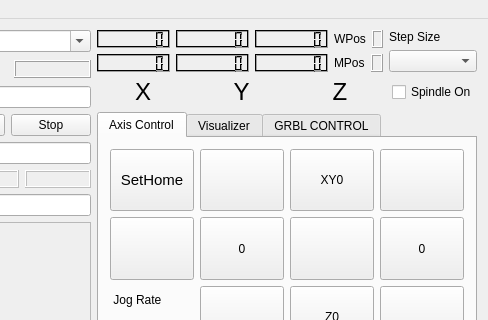
This is mainwindow.ui in ludwigpetrosyan/GrblHoming as Qt 5 draws it before an edit; both pictures show x 272 to 760 and y 0 to 320 of the 760 by 420 pixel window. The edited form follows.
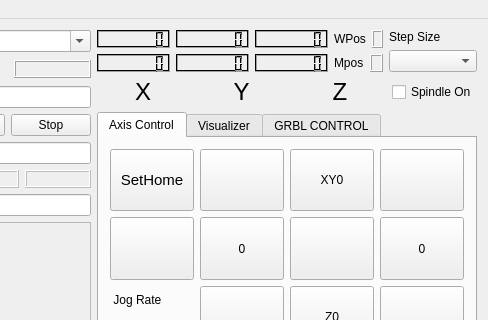
This is the edited form. Icons and pictures are not drawn. Custom widgets are drawn as their Qt base class.

Commit message: WPos and Mpos indicators positions

What changed in the file:
```diff
--- a/mainwindow.ui
+++ b/mainwindow.ui
@@ -318,231 +318,6 @@
        <layout class="QHBoxLayout" name="horizontalLayout_5">
         <item>
          <layout class="QVBoxLayout" name="verticalLayout_3">
-          <item>
-           <layout class="QHBoxLayout" name="horizontalLayout_2">
-            <item>
-             <widget class="QLCDNumber" name="lcdMachNumberX">
-              <property name="sizePolicy">
-               <sizepolicy hsizetype="Preferred" vsizetype="Preferred">
-                <horstretch>0</horstretch>
-                <verstretch>0</verstretch>
-               </sizepolicy>
-              </property>
-              <property name="palette">
-               <palette>
-                <active>
-                 <colorrole role="Light">
-                  <brush brushstyle="SolidPattern">
-                   <color alpha="255">
-                    <red>0</red>
-                    <green>0</green>
-                    <blue>0</blue>
-                   </color>
-                  </brush>
-                 </colorrole>
-                </active>
-                <inactive>
-                 <colorrole role="Light">
-                  <brush brushstyle="SolidPattern">
-                   <color alpha="255">
-                    <red>0</red>
-                    <green>0</green>
-                    <blue>0</blue>
-                   </color>
-                  </brush>
-                 </colorrole>
-                </inactive>
-                <disabled>
-                 <colorrole role="Light">
-                  <brush brushstyle="SolidPattern">
-                   <color alpha="255">
-                    <red>0</red>
-                    <green>0</green>
-                    <blue>0</blue>
-                   </color>
-                  </brush>
-                 </colorrole>
-                </disabled>
-               </palette>
-              </property>
-              <property name="font">
-               <font>
-                <weight>50</weight>
-                <bold>false</bold>
-                <kerning>true</kerning>
-               </font>
-              </property>
-              <property name="smallDecimalPoint">
-               <bool>true</bool>
-              </property>
-              <property name="digitCount">
-               <number>7</number>
-              </property>
-              <property name="segmentStyle">
-               <enum>QLCDNumber::Filled</enum>
-              </property>
-             </widget>
-            </item>
-            <item>
-             <widget class="QLCDNumber" name="lcdMachNumberY">
-              <property name="sizePolicy">
-               <sizepolicy hsizetype="Preferred" vsizetype="Preferred">
-                <horstretch>0</horstretch>
-                <verstretch>0</verstretch>
-               </sizepolicy>
-              </property>
-              <property name="palette">
-               <palette>
-                <active>
-                 <colorrole role="Light">
-                  <brush brushstyle="SolidPattern">
-                   <color alpha="255">
-                    <red>0</red>
-                    <green>0</green>
-                    <blue>0</blue>
-                   </color>
-                  </brush>
-                 </colorrole>
-                </active>
-                <inactive>
-                 <colorrole role="Light">
-                  <brush brushstyle="SolidPattern">
-                   <color alpha="255">
-                    <red>0</red>
-                    <green>0</green>
-                    <blue>0</blue>
-                   </color>
-                  </brush>
-                 </colorrole>
-                </inactive>
-                <disabled>
-                 <colorrole role="Light">
-                  <brush brushstyle="SolidPattern">
-                   <color alpha="255">
-                    <red>0</red>
-                    <green>0</green>
-                    <blue>0</blue>
-                   </color>
-                  </brush>
-                 </colorrole>
-                </disabled>
-               </palette>
-              </property>
-              <property name="font">
-               <font>
-                <weight>50</weight>
-                <bold>false</bold>
-                <kerning>true</kerning>
-               </font>
-              </property>
-              <property name="smallDecimalPoint">
-               <bool>true</bool>
-              </property>
-              <property name="digitCount">
-               <number>7</number>
-              </property>
-              <property name="segmentStyle">
-               <enum>QLCDNumber::Filled</enum>
-              </property>
-             </widget>
-            </item>
-            <item>
-             <widget class="QLCDNumber" name="lcdMachNumberZ">
-              <property name="sizePolicy">
-               <sizepolicy hsizetype="Preferred" vsizetype="Preferred">
-                <horstretch>0</horstretch>
-                <verstretch>0</verstretch>
-               </sizepolicy>
-              </property>
-              <property name="palette">
-               <palette>
-                <active>
-                 <colorrole role="Light">
-                  <brush brushstyle="SolidPattern">
-                   <color alpha="255">
-                    <red>0</red>
-                    <green>0</green>
-                    <blue>0</blue>
-                   </color>
-                  </brush>
-                 </colorrole>
-                </active>
-                <inactive>
-                 <colorrole role="Light">
-                  <brush brushstyle="SolidPattern">
-                   <color alpha="255">
-                    <red>0</red>
-                    <green>0</green>
-                    <blue>0</blue>
-                   </color>
-                  </brush>
-                 </colorrole>
-                </inactive>
-                <disabled>
-                 <colorrole role="Light">
-                  <brush brushstyle="SolidPattern">
-                   <color alpha="255">
-                    <red>0</red>
-                    <green>0</green>
-                    <blue>0</blue>
-                   </color>
-                  </brush>
-                 </colorrole>
-                </disabled>
-               </palette>
-              </property>
-              <property name="font">
-               <font>
-                <weight>50</weight>
-                <bold>false</bold>
-                <kerning>true</kerning>
-               </font>
-              </property>
-              <property name="smallDecimalPoint">
-               <bool>true</bool>
-              </property>
-              <property name="digitCount">
-               <number>7</number>
-              </property>
-              <property name="segmentStyle">
-               <enum>QLCDNumber::Filled</enum>
-              </property>
-             </widget>
-            </item>
-            <item>
-             <widget class="QLabel" name="labelWorkCoord">
-              <property name="sizePolicy">
-               <sizepolicy hsizetype="Fixed" vsizetype="Fixed">
-                <horstretch>0</horstretch>
-                <verstretch>0</verstretch>
-               </sizepolicy>
-              </property>
-              <property name="text">
-               <string>WPos</string>
-              </property>
-             </widget>
-            </item>
-            <item>
-             <widget class="QLabel" name="outputUnitsWork">
-              <property name="sizePolicy">
-               <sizepolicy hsizetype="MinimumExpanding" vsizetype="Fixed">
-                <horstretch>0</horstretch>
-                <verstretch>0</verstretch>
-               </sizepolicy>
-              </property>
-              <property name="frameShape">
-               <enum>QFrame::Box</enum>
-              </property>
-              <property name="frameShadow">
-               <enum>QFrame::Raised</enum>
-              </property>
-              <property name="text">
-               <string/>
-              </property>
-             </widget>
-            </item>
-           </layout>
-          </item>
           <item>
            <layout class="QHBoxLayout" name="horizontalLayout_3">
             <item>
@@ -743,7 +518,7 @@
                </sizepolicy>
               </property>
               <property name="text">
-               <string>MPos</string>
+               <string>WPos</string>
               </property>
              </widget>
             </item>
@@ -768,6 +543,231 @@
             </item>
            </layout>
           </item>
+          <item>
+           <layout class="QHBoxLayout" name="horizontalLayout_2">
+            <item>
+             <widget class="QLCDNumber" name="lcdMachNumberX">
+              <property name="sizePolicy">
+               <sizepolicy hsizetype="Preferred" vsizetype="Preferred">
+                <horstretch>0</horstretch>
+                <verstretch>0</verstretch>
+               </sizepolicy>
+              </property>
+              <property name="palette">
+               <palette>
+                <active>
+                 <colorrole role="Light">
+                  <brush brushstyle="SolidPattern">
+                   <color alpha="255">
+                    <red>0</red>
+                    <green>0</green>
+                    <blue>0</blue>
+                   </color>
+                  </brush>
+                 </colorrole>
+                </active>
+                <inactive>
+                 <colorrole role="Light">
+                  <brush brushstyle="SolidPattern">
+                   <color alpha="255">
+                    <red>0</red>
+                    <green>0</green>
+                    <blue>0</blue>
+                   </color>
+                  </brush>
+                 </colorrole>
+                </inactive>
+                <disabled>
+                 <colorrole role="Light">
+                  <brush brushstyle="SolidPattern">
+                   <color alpha="255">
+                    <red>0</red>
+                    <green>0</green>
+                    <blue>0</blue>
+                   </color>
+                  </brush>
+                 </colorrole>
+                </disabled>
+               </palette>
+              </property>
+              <property name="font">
+               <font>
+                <weight>50</weight>
+                <bold>false</bold>
+                <kerning>true</kerning>
+               </font>
+              </property>
+              <property name="smallDecimalPoint">
+               <bool>true</bool>
+              </property>
+              <property name="digitCount">
+               <number>7</number>
+              </property>
+              <property name="segmentStyle">
+               <enum>QLCDNumber::Filled</enum>
+              </property>
+             </widget>
+            </item>
+            <item>
+             <widget class="QLCDNumber" name="lcdMachNumberY">
+              <property name="sizePolicy">
+               <sizepolicy hsizetype="Preferred" vsizetype="Preferred">
+                <horstretch>0</horstretch>
+                <verstretch>0</verstretch>
+               </sizepolicy>
+              </property>
+              <property name="palette">
+               <palette>
+                <active>
+                 <colorrole role="Light">
+                  <brush brushstyle="SolidPattern">
+                   <color alpha="255">
+                    <red>0</red>
+                    <green>0</green>
+                    <blue>0</blue>
+                   </color>
+                  </brush>
+                 </colorrole>
+                </active>
+                <inactive>
+                 <colorrole role="Light">
+                  <brush brushstyle="SolidPattern">
+                   <color alpha="255">
+                    <red>0</red>
+                    <green>0</green>
+                    <blue>0</blue>
+                   </color>
+                  </brush>
+                 </colorrole>
+                </inactive>
+                <disabled>
+                 <colorrole role="Light">
+                  <brush brushstyle="SolidPattern">
+                   <color alpha="255">
+                    <red>0</red>
+                    <green>0</green>
+                    <blue>0</blue>
+                   </color>
+                  </brush>
+                 </colorrole>
+                </disabled>
+               </palette>
+              </property>
+              <property name="font">
+               <font>
+                <weight>50</weight>
+                <bold>false</bold>
+                <kerning>true</kerning>
+               </font>
+              </property>
+              <property name="smallDecimalPoint">
+               <bool>true</bool>
+              </property>
+              <property name="digitCount">
+               <number>7</number>
+              </property>
+              <property name="segmentStyle">
+               <enum>QLCDNumber::Filled</enum>
+              </property>
+             </widget>
+            </item>
+            <item>
+             <widget class="QLCDNumber" name="lcdMachNumberZ">
+              <property name="sizePolicy">
+               <sizepolicy hsizetype="Preferred" vsizetype="Preferred">
+                <horstretch>0</horstretch>
+                <verstretch>0</verstretch>
+               </sizepolicy>
+              </property>
+              <property name="palette">
+               <palette>
+                <active>
+                 <colorrole role="Light">
+                  <brush brushstyle="SolidPattern">
+                   <color alpha="255">
+                    <red>0</red>
+                    <green>0</green>
+                    <blue>0</blue>
+                   </color>
+                  </brush>
+                 </colorrole>
+                </active>
+                <inactive>
+                 <colorrole role="Light">
+                  <brush brushstyle="SolidPattern">
+                   <color alpha="255">
+                    <red>0</red>
+                    <green>0</green>
+                    <blue>0</blue>
+                   </color>
+                  </brush>
+                 </colorrole>
+                </inactive>
+                <disabled>
+                 <colorrole role="Light">
+                  <brush brushstyle="SolidPattern">
+                   <color alpha="255">
+                    <red>0</red>
+                    <green>0</green>
+                    <blue>0</blue>
+                   </color>
+                  </brush>
+                 </colorrole>
+                </disabled>
+               </palette>
+              </property>
+              <property name="font">
+               <font>
+                <weight>50</weight>
+                <bold>false</bold>
+                <kerning>true</kerning>
+               </font>
+              </property>
+              <property name="smallDecimalPoint">
+               <bool>true</bool>
+              </property>
+              <property name="digitCount">
+               <number>7</number>
+              </property>
+              <property name="segmentStyle">
+               <enum>QLCDNumber::Filled</enum>
+              </property>
+             </widget>
+            </item>
+            <item>
+             <widget class="QLabel" name="labelWorkCoord">
+              <property name="sizePolicy">
+               <sizepolicy hsizetype="Fixed" vsizetype="Fixed">
+                <horstretch>0</horstretch>
+                <verstretch>0</verstretch>
+               </sizepolicy>
+              </property>
+              <property name="text">
+               <string>Mpos</string>
+              </property>
+             </widget>
+            </item>
+            <item>
+             <widget class="QLabel" name="outputUnitsWork">
+              <property name="sizePolicy">
+               <sizepolicy hsizetype="MinimumExpanding" vsizetype="Fixed">
+                <horstretch>0</horstretch>
+                <verstretch>0</verstretch>
+               </sizepolicy>
+              </property>
+              <property name="frameShape">
+               <enum>QFrame::Box</enum>
+              </property>
+              <property name="frameShadow">
+               <enum>QFrame::Raised</enum>
+              </property>
+              <property name="text">
+               <string/>
+              </property>
+             </widget>
+            </item>
+           </layout>
+          </item>
          </layout>
         </item>
         <item>
```
Left out of the diff: 2 changed lines with no effect on the pictures.
